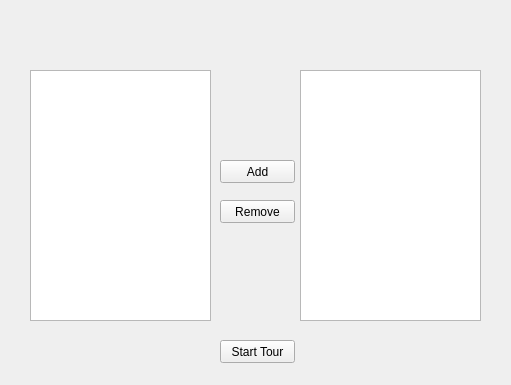
Before: the Qt Designer form customtour.ui in DuncanBauer/WineryTours, drawn with Qt 5.
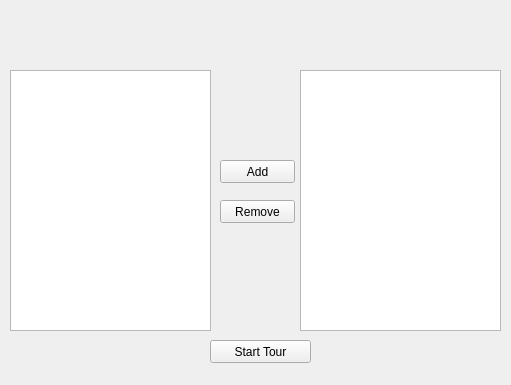
After: the same form once the commit is applied.

```diff
--- a/customtour.ui
+++ b/customtour.ui
@@ -26,32 +26,12 @@
     <string>Add</string>
    </property>
   </widget>
-  <widget class="QListWidget" name="userList">
-   <property name="geometry">
-    <rect>
-     <x>300</x>
-     <y>70</y>
-     <width>181</width>
-     <height>251</height>
-    </rect>
-   </property>
-  </widget>
-  <widget class="QListWidget" name="listWidget">
-   <property name="geometry">
-    <rect>
-     <x>30</x>
-     <y>70</y>
-     <width>181</width>
-     <height>251</height>
-    </rect>
-   </property>
-  </widget>
   <widget class="QPushButton" name="pushButton">
    <property name="geometry">
     <rect>
-     <x>220</x>
+     <x>210</x>
      <y>340</y>
-     <width>75</width>
+     <width>101</width>
      <height>23</height>
     </rect>
    </property>
@@ -72,6 +52,26 @@
     <string>Remove</string>
    </property>
   </widget>
+  <widget class="QTableWidget" name="wineTable">
+   <property name="geometry">
+    <rect>
+     <x>10</x>
+     <y>70</y>
+     <width>201</width>
+     <height>261</height>
+    </rect>
+   </property>
+  </widget>
+  <widget class="QTableWidget" name="userList">
+   <property name="geometry">
+    <rect>
+     <x>300</x>
+     <y>70</y>
+     <width>201</width>
+     <height>261</height>
+    </rect>
+   </property>
+  </widget>
  </widget>
  <resources/>
  <connections/>
```
